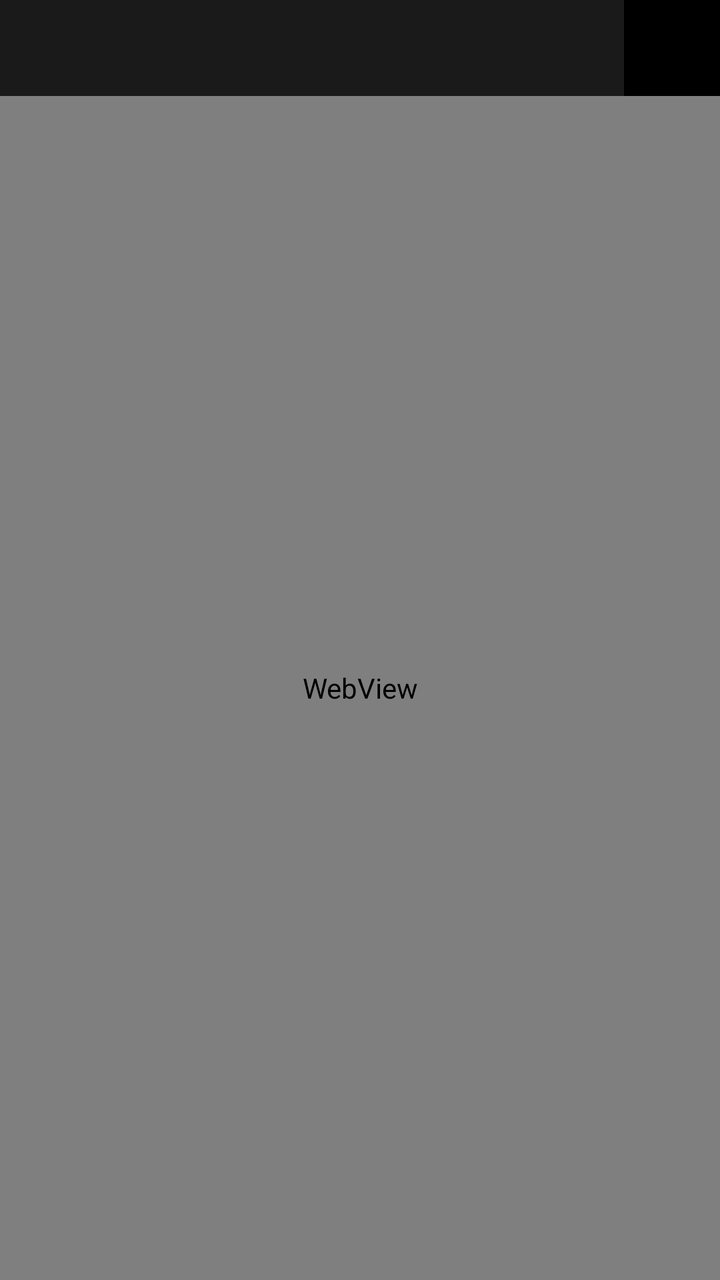
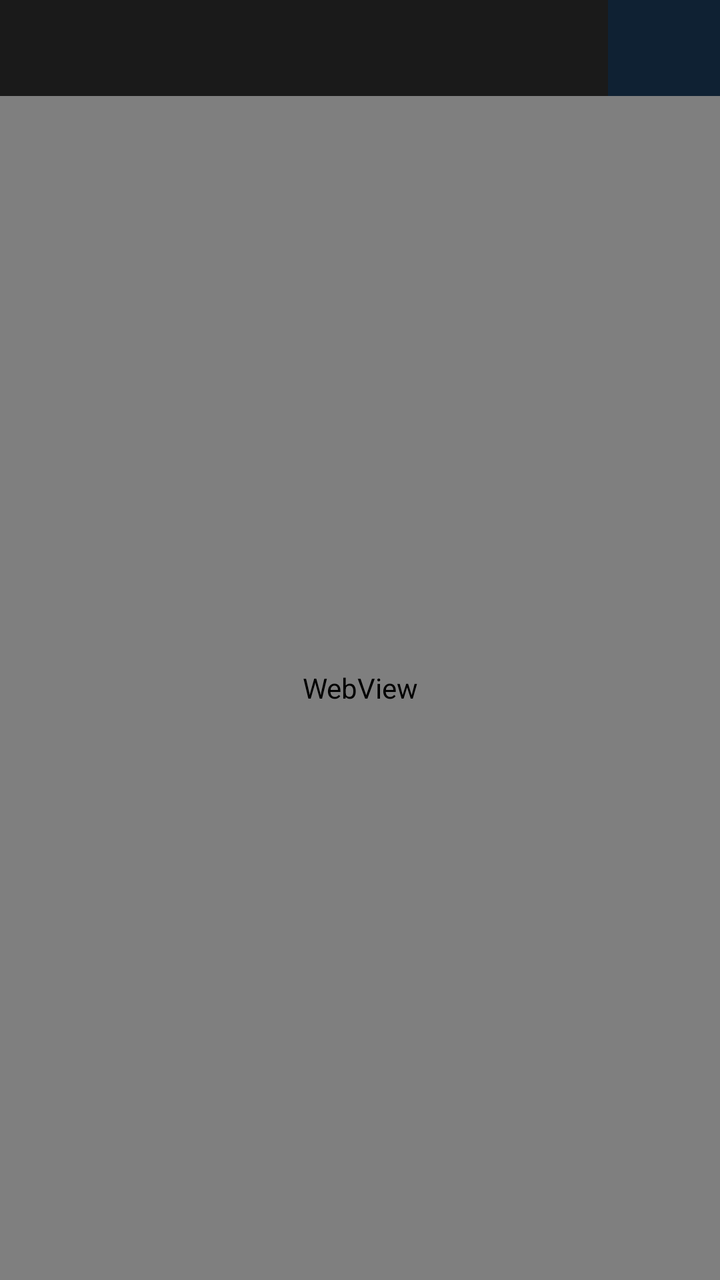

Compare the two renders of this Android layout. The source of the first and the diff that turns it into the second are given below.
<!-- AndroidManifest.xml: application theme Theme.KioskMDA -->
<!-- res/layout/activity_main.xml -->
<?xml version="1.0" encoding="utf-8"?>
<androidx.constraintlayout.widget.ConstraintLayout
    xmlns:android="http://schemas.android.com/apk/res/android"
    xmlns:app="http://schemas.android.com/apk/res-auto"
    android:layout_width="match_parent"
    android:layout_height="match_parent"
    android:background="@android:color/black"
    android:fitsSystemWindows="false">

    <HorizontalScrollView
        android:id="@+id/bookmarkBarScroll"
        android:layout_width="0dp"
        android:layout_height="48dp"
        android:background="#1A1A1A"
        android:scrollbars="none"
        app:layout_constraintTop_toTopOf="parent"
        app:layout_constraintStart_toStartOf="parent"
        app:layout_constraintEnd_toStartOf="@id/adminTrigger">

        <LinearLayout
            android:id="@+id/bookmarkBar"
            android:layout_width="wrap_content"
            android:layout_height="match_parent"
            android:orientation="horizontal"
            android:padding="4dp"
            android:visibility="gone" />
    </HorizontalScrollView>

    <View
        android:id="@+id/adminTrigger"
        android:layout_width="48dp"
        android:layout_height="48dp"
        android:background="?android:attr/selectableItemBackground"
        app:layout_constraintTop_toTopOf="parent"
        app:layout_constraintEnd_toEndOf="parent"
        android:contentDescription="@string/admin_trigger_desc" />

    <WebView
        android:id="@+id/webView"
        android:layout_width="0dp"
        android:layout_height="0dp"
        app:layout_constraintTop_toBottomOf="@id/bookmarkBarScroll"
        app:layout_constraintBottom_toBottomOf="parent"
        app:layout_constraintStart_toStartOf="parent"
        app:layout_constraintEnd_toEndOf="parent" />

</androidx.constraintlayout.widget.ConstraintLayout>
<!-- resources referenced by this layout -->
<resources>
  <string name="admin_trigger_desc">Admin-Menü öffnen</string>
  <style name="Theme.KioskMDA" parent="Theme.Material3.DayNight.NoActionBar">
          <item name="android:windowFullscreen">true</item>
          <item name="android:windowLayoutInDisplayCutoutMode" tools:targetApi="p">shortEdges</item>
          <item name="android:statusBarColor">@android:color/black</item>
          <item name="android:navigationBarColor">@android:color/black</item>
          <item name="android:windowLightStatusBar" tools:targetApi="m">false</item>
      </style>
</resources>

<!-- the commit's change to res/layout/activity_main.xml (unified diff, before → after) -->
@@ -28,9 +28,9 @@
 
     <View
         android:id="@+id/adminTrigger"
-        android:layout_width="48dp"
-        android:layout_height="48dp"
-        android:background="?android:attr/selectableItemBackground"
+        android:layout_width="56dp"
+        android:layout_height="56dp"
+        android:background="#334DA3FF"
         app:layout_constraintTop_toTopOf="parent"
         app:layout_constraintEnd_toEndOf="parent"
         android:contentDescription="@string/admin_trigger_desc" />
